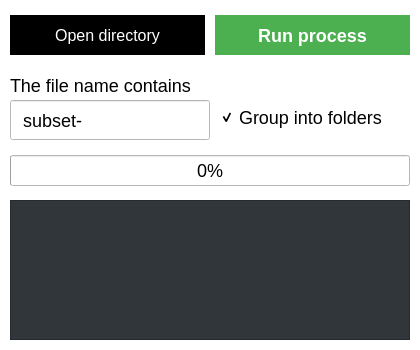
UsingSession/TransfonterFontManager, file src/main/resources/base/app.ui: the form before one commit.
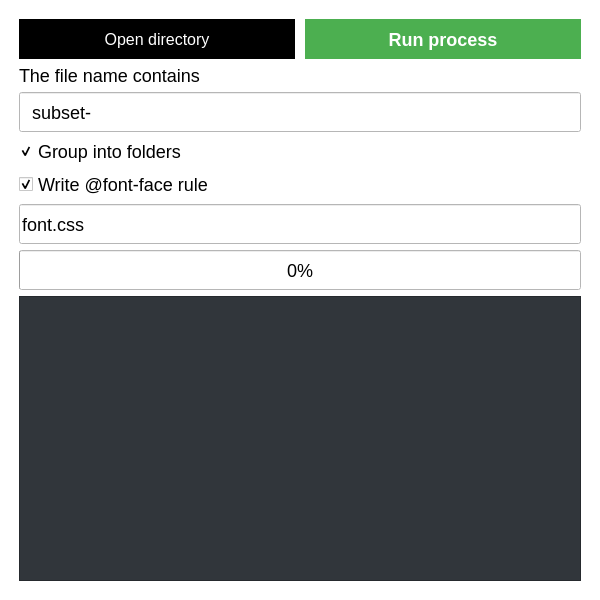
The form after the commit. Icons and pictures are not drawn.

Commit message: Adding auto layout for window

What changed in the file:
```diff
--- a/src/main/resources/base/app.ui
+++ b/src/main/resources/base/app.ui
@@ -12,20 +12,20 @@
    <rect>
     <x>0</x>
     <y>0</y>
-    <width>420</width>
-    <height>350</height>
+    <width>600</width>
+    <height>600</height>
    </rect>
   </property>
   <property name="minimumSize">
    <size>
-    <width>420</width>
-    <height>180</height>
+    <width>500</width>
+    <height>450</height>
    </size>
   </property>
   <property name="maximumSize">
    <size>
-    <width>420</width>
-    <height>350</height>
+    <width>600</width>
+    <height>600</height>
    </size>
   </property>
   <property name="font">
@@ -48,36 +48,100 @@
 font-size: 18px;</string>
   </property>
   <widget class="QWidget" name="centralwidget">
+   <property name="sizePolicy">
+    <sizepolicy hsizetype="Expanding" vsizetype="Fixed">
+     <horstretch>100</horstretch>
+     <verstretch>0</verstretch>
+    </sizepolicy>
+   </property>
    <property name="tabletTracking">
     <bool>true</bool>
    </property>
-   <widget class="QCheckBox" name="checkBox">
-    <property name="geometry">
-     <rect>
-      <x>220</x>
-      <y>107</y>
-      <width>180</width>
-      <height>21</height>
-     </rect>
+   <property name="locale">
+    <locale language="English" country="UnitedStates"/>
+   </property>
+   <layout class="QHBoxLayout" name="horizontalLayout_2">
+    <item>
+     <widget class="QWidget" name="verticalWidget" native="true">
+      <property name="sizePolicy">
+       <sizepolicy hsizetype="MinimumExpanding" vsizetype="Preferred">
+        <horstretch>100</horstretch>
+        <verstretch>0</verstretch>
+       </sizepolicy>
+      </property>
+      <layout class="QGridLayout" name="gridLayout" columnstretch="0">
+       <property name="sizeConstraint">
+        <enum>QLayout::SetMinAndMaxSize</enum>
+       </property>
+       <property name="leftMargin">
+        <number>10</number>
+       </property>
+       <property name="topMargin">
+        <number>10</number>
+       </property>
+       <property name="rightMargin">
+        <number>10</number>
+       </property>
+       <property name="bottomMargin">
+        <number>10</number>
+       </property>
+       <property name="horizontalSpacing">
+        <number>0</number>
+       </property>
+       <item row="0" column="0">
+        <layout class="QHBoxLayout" name="horizontalLayout" stretch="10,10">
+         <property name="spacing">
+          <number>10</number>
+         </property>
+         <property name="sizeConstraint">
+          <enum>QLayout::SetFixedSize</enum>
+         </property>
+         <item>
+          <widget class="QPushButton" name="directory_button">
+           <property name="minimumSize">
+            <size>
+             <width>0</width>
+             <height>40</height>
+            </size>
+           </property>
+           <property name="cursor">
+            <cursorShape>PointingHandCursor</cursorShape>
+           </property>
+           <property name="mouseTracking">
+            <bool>false</bool>
     </property>
     <property name="styleSheet">
-     <string notr="true">background: transparent;</string>
+            <string notr="true">#directory_button {
+  font-size: 16px;
+  font-weight: 400;
+  width: 100%;
+  color: #FFF;
+  border: 4px solid #000;
+  background-color: #000;
+}
+#directory_button:hover{
+  border: 4px solid #666;
+  background-color: #FFF;
+	color: #000;
+}
+</string>
     </property>
     <property name="text">
-     <string>Group into folders</string>
-    </property>
-    <property name="checked">
-     <bool>true</bool>
-    </property>
-   </widget>
+            <string>Open directory</string>
+           </property>
+           <property name="icon">
+            <iconset>
+             <normaloff>../../icons/folder.png</normaloff>../../icons/folder.png</iconset>
+           </property>
+          </widget>
+         </item>
+         <item>
    <widget class="QPushButton" name="run_button">
-    <property name="geometry">
-     <rect>
-      <x>215</x>
-      <y>15</y>
-      <width>195</width>
+           <property name="minimumSize">
+            <size>
+             <width>0</width>
       <height>40</height>
-     </rect>
+            </size>
     </property>
     <property name="font">
      <font>
@@ -110,85 +174,24 @@
      <string>Run process</string>
     </property>
    </widget>
-   <widget class="QPushButton" name="directory_button">
-    <property name="geometry">
-     <rect>
-      <x>10</x>
-      <y>15</y>
-      <width>195</width>
-      <height>40</height>
-     </rect>
-    </property>
-    <property name="cursor">
-     <cursorShape>PointingHandCursor</cursorShape>
-    </property>
-    <property name="mouseTracking">
-     <bool>false</bool>
-    </property>
+         </item>
+        </layout>
+       </item>
+       <item row="3" column="0">
+        <widget class="QCheckBox" name="checkBox">
     <property name="styleSheet">
-     <string notr="true">#directory_button {
-  font-size: 16px;
-  font-weight: 400;
-  width: 100%;
-  color: #FFF;
-  border: 4px solid #000;
-  background-color: #000;
-}
-#directory_button:hover{
-  border: 4px solid #666;
-  background-color: #FFF;
-	color: #000;
-}
-</string>
+          <string notr="true">background: transparent;</string>
     </property>
     <property name="text">
-     <string>Open directory</string>
-    </property>
-    <property name="icon">
-     <iconset>
-      <normaloff>../../icons/folder.png</normaloff>../../icons/folder.png</iconset>
-    </property>
-   </widget>
-   <widget class="QLineEdit" name="input_substring">
-    <property name="geometry">
-     <rect>
-      <x>10</x>
-      <y>100</y>
-      <width>200</width>
-      <height>40</height>
-     </rect>
-    </property>
-    <property name="autoFillBackground">
-     <bool>false</bool>
-    </property>
-    <property name="styleSheet">
-     <string notr="true">padding: 0 10px;</string>
-    </property>
-    <property name="inputMask">
-     <string/>
-    </property>
-    <property name="text">
-     <string>subset-</string>
-    </property>
-    <property name="placeholderText">
-     <string>Delete the string that contains</string>
-    </property>
-    <property name="cursorMoveStyle">
-     <enum>Qt::LogicalMoveStyle</enum>
-    </property>
-    <property name="clearButtonEnabled">
-     <bool>false</bool>
-    </property>
-   </widget>
+          <string>Group into folders</string>
+         </property>
+         <property name="checked">
+          <bool>true</bool>
+         </property>
+        </widget>
+       </item>
+       <item row="1" column="0">
    <widget class="QLabel" name="input_label">
-    <property name="geometry">
-     <rect>
-      <x>10</x>
-      <y>70</y>
-      <width>400</width>
-      <height>30</height>
-     </rect>
-    </property>
     <property name="styleSheet">
      <string notr="true">background: transparent;</string>
     </property>
@@ -199,14 +202,33 @@
      <enum>Qt::AutoText</enum>
     </property>
    </widget>
+       </item>
+       <item row="5" column="0">
+        <widget class="QLineEdit" name="inputFontFaceFileName">
+         <property name="minimumSize">
+          <size>
+           <width>0</width>
+           <height>40</height>
+          </size>
+         </property>
+         <property name="inputMask">
+          <string/>
+         </property>
+         <property name="text">
+          <string>font.css</string>
+         </property>
+         <property name="maxLength">
+          <number>265</number>
+         </property>
+        </widget>
+       </item>
+       <item row="6" column="0">
    <widget class="QProgressBar" name="progressBar">
-    <property name="geometry">
-     <rect>
-      <x>10</x>
-      <y>155</y>
-      <width>400</width>
-      <height>31</height>
-     </rect>
+         <property name="minimumSize">
+          <size>
+           <width>0</width>
+           <height>40</height>
+          </size>
     </property>
     <property name="value">
      <number>0</number>
@@ -227,18 +249,64 @@
      <enum>QProgressBar::TopToBottom</enum>
     </property>
    </widget>
+       </item>
+       <item row="2" column="0">
+        <widget class="QLineEdit" name="input_substring">
+         <property name="minimumSize">
+          <size>
+           <width>0</width>
+           <height>40</height>
+          </size>
+         </property>
+         <property name="autoFillBackground">
+          <bool>false</bool>
+         </property>
+         <property name="styleSheet">
+          <string notr="true">padding: 0 10px;</string>
+         </property>
+         <property name="inputMask">
+          <string/>
+         </property>
+         <property name="text">
+          <string>subset-</string>
+         </property>
+         <property name="maxLength">
+          <number>265</number>
+         </property>
+         <property name="placeholderText">
+          <string>Delete the string that contains</string>
+         </property>
+         <property name="cursorMoveStyle">
+          <enum>Qt::LogicalMoveStyle</enum>
+         </property>
+         <property name="clearButtonEnabled">
+          <bool>false</bool>
+         </property>
+        </widget>
+       </item>
+       <item row="4" column="0">
+        <widget class="QCheckBox" name="fontFaceGenerator">
+         <property name="font">
+          <font>
+           <pointsize>-1</pointsize>
+          </font>
+         </property>
+         <property name="text">
+          <string>Write @font-face rule</string>
+         </property>
+         <property name="shortcut">
+          <string>Ctrl+S</string>
+         </property>
+         <property name="checked">
+          <bool>true</bool>
+         </property>
+        </widget>
+       </item>
+       <item row="7" column="0">
    <widget class="QTextEdit" name="processMessage">
     <property name="enabled">
      <bool>true</bool>
     </property>
-    <property name="geometry">
-     <rect>
-      <x>10</x>
-      <y>200</y>
-      <width>400</width>
-      <height>140</height>
-     </rect>
-    </property>
     <property name="font">
      <font>
       <pointsize>-1</pointsize>
@@ -264,6 +332,11 @@
      <string/>
     </property>
    </widget>
+       </item>
+      </layout>
+     </widget>
+    </item>
+   </layout>
   </widget>
  </widget>
  <resources/>
```
Lines whose indentation alone changed are shown as unchanged.
